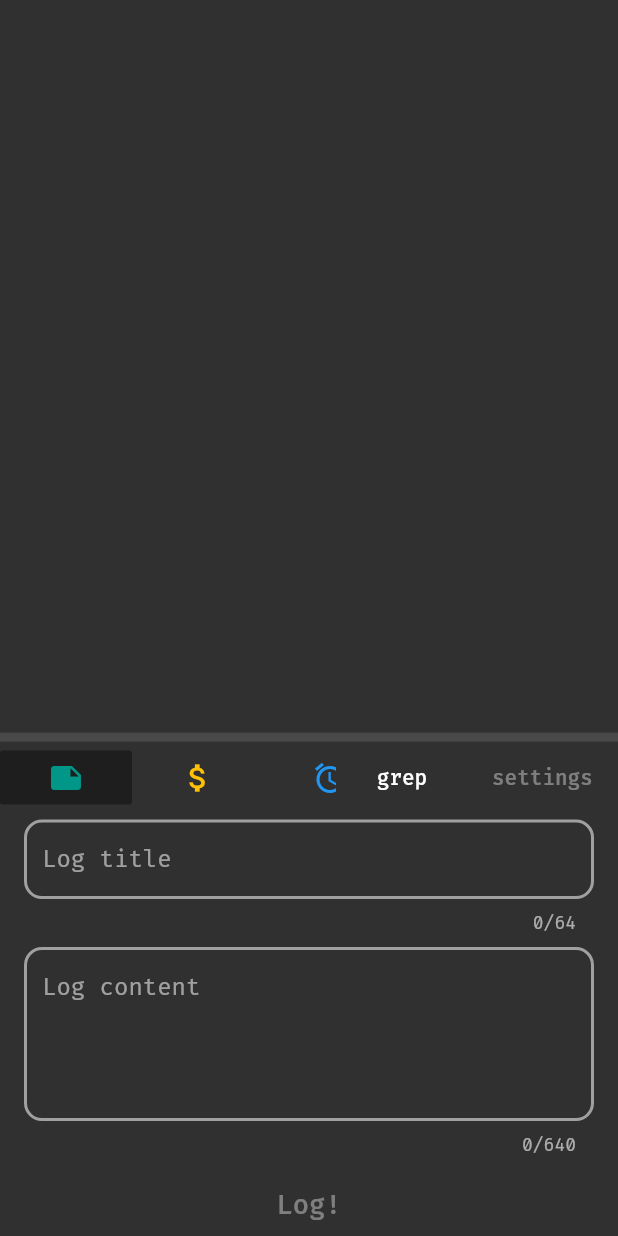
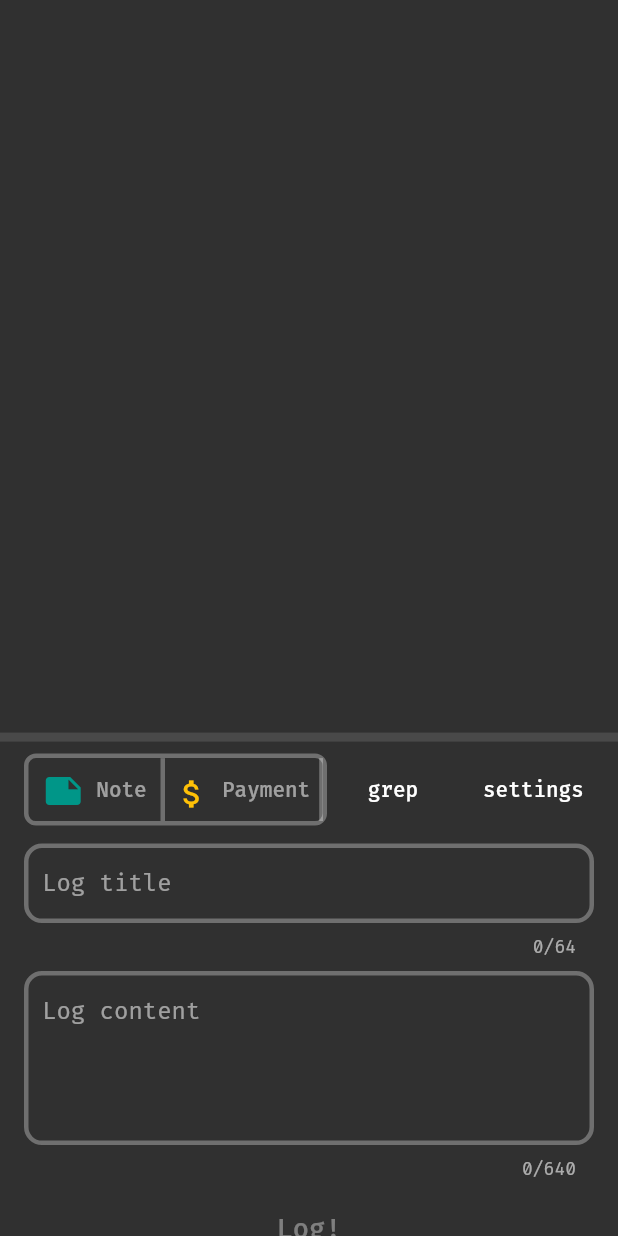
Before and after one commit to misterfourtytwo/daily_logger, a Flutter app: the screen it shows after launch, on a phone screen of 412 x 824 dp. Run offline on Flutter 3.47's test engine with Material 2 defaults, Android fonts, the phone set to English and light mode, and no system bars; drawn by our look-alikes of scrollable_positioned_list; our stand-ins replace get_it, hive, hive_flutter, universal_platform; accounts and stored records are empty; generated files the repository leaves out were written again.

Commit message:
focusable date picker button

```diff
--- a/lib/ui/create_log.dart
+++ b/lib/ui/create_log.dart
@@ -1,3 +1,6 @@
+import 'dart:math';
+
+import 'package:daily_logger/ui/time_field.dart';
 import 'package:flutter/material.dart';
 import 'package:get_it/get_it.dart';
 
@@ -6,12 +9,13 @@ import 'package:daily_logger/models/payment.dart';
 import 'package:daily_logger/models/log_types.dart';
 import 'package:daily_logger/services/config_provider.dart';
 import 'package:daily_logger/services/log_provider.dart';
+import 'package:daily_logger/ui/date_field.dart';
 
 final _sl = GetIt.instance;
 
 class CreateLogWidget extends StatefulWidget {
   CreateLogWidget({@required this.size, Key key}) : super(key: key);
-  Size size;
+  final Size size;
 
   @override
   _CreateLogWidgetState createState() => _CreateLogWidgetState();
@@ -21,14 +25,20 @@ class _CreateLogWidgetState extends State<CreateLogWidget> {
   ConfigProvider _config;
   LogProvider _logs;
 
-  TextEditingController _contentController, _titleController, _priceController;
-  bool _paidCheckbox;
+  TextEditingController _contentController,
+      _titleController,
+      _priceController,
+      _searchTextController;
+  bool _paidCheckbox, _taskCompleted;
   int _editId;
 
   double get _height => widget.size.height * .4;
   double get _width => widget.size.width;
   LogTypes get activeType => _config.activeType.value;
   bool get grepToggle => _config.grepToggle.value;
+
+  DateTime _deadlineDate, _taskStartDate, _taskEndDate;
+  TimeOfDay _deadlineTime, _taskStartTime, _taskEndTime;
 
   @override
   void initState() {
@@ -39,6 +49,8 @@ class _CreateLogWidgetState extends State<CreateLogWidget> {
     _titleController = TextEditingController();
     _contentController = TextEditingController();
     _priceController = TextEditingController();
+
+    _searchTextController = TextEditingController();
   }
 
   @override
@@ -46,6 +58,7 @@ class _CreateLogWidgetState extends State<CreateLogWidget> {
     _titleController.dispose();
     _contentController.dispose();
     _priceController.dispose();
+    _searchTextController.dispose();
     super.dispose();
   }
 
@@ -53,58 +66,119 @@ class _CreateLogWidgetState extends State<CreateLogWidget> {
     return Row(
       children: <Widget>[
         Container(
-          width: _width - 188,
-          height: 48,
+          width: min(_width - 194, 438),
+          height: 64,
+          padding: EdgeInsets.only(left: 16, top: 8, bottom: 8),
           child: grepToggle
-              // TODO filter field
-              ? Padding(
-                  padding: const EdgeInsets.all(8.0),
-                  child: TextField(),
+              ? Container(
+                  child: TextField(
+                    maxLines: 1,
+                    // maxLength: 64,
+                    maxLengthEnforced: true,
+                    decoration: InputDecoration(
+                      isDense: true,
+                      focusedBorder: OutlineInputBorder(
+                          borderRadius: BorderRadius.circular(12.0),
+                          borderSide:
+                              BorderSide(color: Colors.white70, width: 3)),
+                      enabledBorder: OutlineInputBorder(
+                          borderRadius: BorderRadius.circular(12.0),
+                          borderSide:
+                              BorderSide(color: Colors.white30, width: 3)),
+                      labelText: 'Filter logs',
+                      alignLabelWithHint: true,
+                      labelStyle: TextStyle(
+                        color: Colors.white54,
+                      ),
+                    ),
+                    controller: _searchTextController,
+                  ),
                 )
               // created log type
-              : SingleChildScrollView(
+              : Container(
+                  // margin: EdgeInsets.symmetric(vertical: 12, horizontal: 16),
+                  decoration: BoxDecoration(
+                    border: Border.all(
+                      color: Colors.white30,
+                      width: 3,
+                    ),
+                    borderRadius: BorderRadius.circular(8.0),
+                  ),
+                  child: SingleChildScrollView(
+                    padding: EdgeInsets.zero,
                     scrollDirection: Axis.horizontal,
                     child: Row(children: [
-                    FlatButton(
-                      child: Icon(
+                      OutlineButton.icon(
+                        padding:
+                            EdgeInsets.symmetric(vertical: 8, horizontal: 6),
+                        label: Text('Note'),
+                        disabledTextColor: Colors.white,
+                        textColor: Colors.white54,
+                        color: Colors.transparent,
+                        splashColor: Colors.white30,
+                        highlightedBorderColor: Colors.transparent,
+                        borderSide: BorderSide.none,
+                        icon: Icon(
                           Icons.note,
-                        size: 24,
+                          size: 28,
                           color: Colors.teal,
                         ),
-                      disabledColor: Colors.black38,
                         onPressed: activeType != LogTypes.note
                             ? () => changeActiveType(LogTypes.note)
                             : null,
                       ),
-                    FlatButton(
-                      child: Icon(
+                      Container(width: 3, color: Colors.white30),
+                      OutlineButton.icon(
+                        padding:
+                            EdgeInsets.symmetric(vertical: 12, horizontal: 6),
+                        label: Text('Payment'),
+                        disabledTextColor: Colors.white,
+                        textColor: Colors.white54,
+                        borderSide: BorderSide.none,
+                        highlightedBorderColor: Colors.transparent,
+                        icon: Icon(
                           Icons.attach_money,
                           size: 24,
                           color: Colors.amber,
                         ),
-                      disabledColor: Colors.black38,
                         onPressed: activeType != LogTypes.payment
                             ? () => changeActiveType(LogTypes.payment)
                             : null,
                       ),
-                    FlatButton(
-                      child: Icon(
+                      Container(width: 3, color: Colors.white30),
+                      OutlineButton.icon(
+                        padding:
+                            EdgeInsets.symmetric(vertical: 8, horizontal: 6),
+
+                        label: Text('Task'),
+                        disabledTextColor: Colors.white,
+                        textColor: Colors.white54,
+                        borderSide: BorderSide.none,
+                        highlightedBorderColor: Colors.transparent,
+                        icon: Icon(
                           Icons.access_alarm,
                           size: 24,
                           color: Colors.blue,
                         ),
-                      disabledColor: Colors.black38,
+                        // focusColor: Colors.white30,
                         onPressed: activeType != LogTypes.task
                             ? () => changeActiveType(LogTypes.task)
                             : null,
                       ),
-                    FlatButton(
-                      child: Icon(
+                      Container(width: 3, color: Colors.white30),
+                      OutlineButton.icon(
+                        padding:
+                            EdgeInsets.symmetric(vertical: 8, horizontal: 6),
+                        label: Text('Continuous'),
+                        disabledTextColor: Colors.white,
+                        textColor: Colors.white54,
+                        borderSide: BorderSide.none,
+                        highlightedBorderColor: Colors.transparent,
+                        icon: Icon(
                           Icons.update,
                           size: 24,
                           color: Colors.pink[300],
                         ),
-                      disabledColor: Colors.black38,
                         onPressed: activeType != LogTypes.continuous
                             ? () => changeActiveType(LogTypes.continuous)
                             : null,
@@ -112,6 +186,8 @@ class _CreateLogWidgetState extends State<CreateLogWidget> {
                     ]),
                   ),
                 ),
+        ),
+        Spacer(),
         FlatButton(
           child: Text('grep'),
           color: grepToggle ? Colors.black38 : Colors.transparent,
@@ -122,7 +198,12 @@ class _CreateLogWidgetState extends State<CreateLogWidget> {
         FlatButton(
           child: Text('settings'),
           // color: grepToggle ? Colors.black38 : Colors.transparent,
-          onPressed: null,
+          onPressed: () {
+            print('pressed settings');
+          },
+        ),
+        SizedBox(
+          width: 18,
         ),
       ],
     );
@@ -163,7 +244,7 @@ class _CreateLogWidgetState extends State<CreateLogWidget> {
                       borderSide: BorderSide(color: Colors.white70, width: 3)),
                   enabledBorder: OutlineInputBorder(
                       borderRadius: BorderRadius.circular(12.0),
-                      borderSide: BorderSide(color: Colors.white54, width: 2)),
+                      borderSide: BorderSide(color: Colors.white30, width: 3)),
                   labelText: 'Log title',
                   alignLabelWithHint: true,
                   labelStyle: TextStyle(
@@ -189,7 +270,7 @@ class _CreateLogWidgetState extends State<CreateLogWidget> {
                       borderSide: BorderSide(color: Colors.white70, width: 3)),
                   enabledBorder: OutlineInputBorder(
                       borderRadius: BorderRadius.circular(12.0),
-                      borderSide: BorderSide(color: Colors.white54, width: 2)),
+                      borderSide: BorderSide(color: Colors.white30, width: 3)),
                   labelText: 'Log content',
                   alignLabelWithHint: true,
                   labelStyle: TextStyle(
@@ -253,7 +334,57 @@ class _CreateLogWidgetState extends State<CreateLogWidget> {
                 ),
               ),
             ],
-
+            if (_config.activeType.value == LogTypes.task)
+              Container(
+                padding: EdgeInsets.symmetric(horizontal: 16, vertical: 8),
+                child: Row(
+                  children: [
+                    Text('Task deadline:'),
+                    DateFieldWidget(
+                      onChanged: (newDate) => setState(() {
+                        _deadlineDate = newDate;
+                      }),
+                    ),
+                    TimeFieldWidget(
+                      onChanged: (newTime) => setState(() {
+                        _deadlineTime = newTime;
+                      }),
+                    ),
+                    Spacer(),
+                    Text('Completed?'),
+                    Checkbox(
+                      value: _taskCompleted ?? false,
+                      activeColor: Colors.white38,
+                      checkColor: Colors.white70,
+                      focusColor: Colors.pink,
+                      // hoverColor: Colors.pink,
+                      onChanged: (newValue) => setState(() {
+                        _taskCompleted = newValue;
+                      }),
+                    ),
+                  ],
+                ),
+              ),
+            if (_config.activeType.value == LogTypes.continuous)
+              Container(
+                padding: EdgeInsets.symmetric(horizontal: 16, vertical: 8),
+                child: Row(
+                  children: [
+                    Text('Happened from'),
+                    DateFieldWidget(
+                      onChanged: (newDate) => setState(() {
+                        _taskStartDate = newDate;
+                      }),
+                    ),
+                    Text('until'),
+                    DateFieldWidget(
+                      onChanged: (newDate) => setState(() {
+                        _taskEndDate = newDate;
+                      }),
+                    ),
+                  ],
+                ),
+              ),
             Container(
                 child: MaterialButton(
               padding: EdgeInsets.symmetric(horizontal: 32, vertical: 16),
--- a/lib/utils/date_extensions.dart
+++ b/lib/utils/date_extensions.dart
@@ -4,6 +4,7 @@ extension MyDateUtils on DateTime {
   String get hourMinute => DateFormat.Hm().format(this);
   String get hourMinuteSecond => DateFormat.Hms().format(this);
   String get monthDay => DateFormat.MMMMd().format(this);
+  String get yearMonthDay => DateFormat.yMd().format(this);
   bool sameDateWith(DateTime other) =>
       this.year == other.year &&
       this.month == other.month &&
```
Also changed, not shown: lib/ui/date_field.dart (added, +109 -0 lines), lib/ui/time_field.dart (added, +22 -0 lines), 1 other file. Lines whose indentation alone changed are shown as unchanged.
